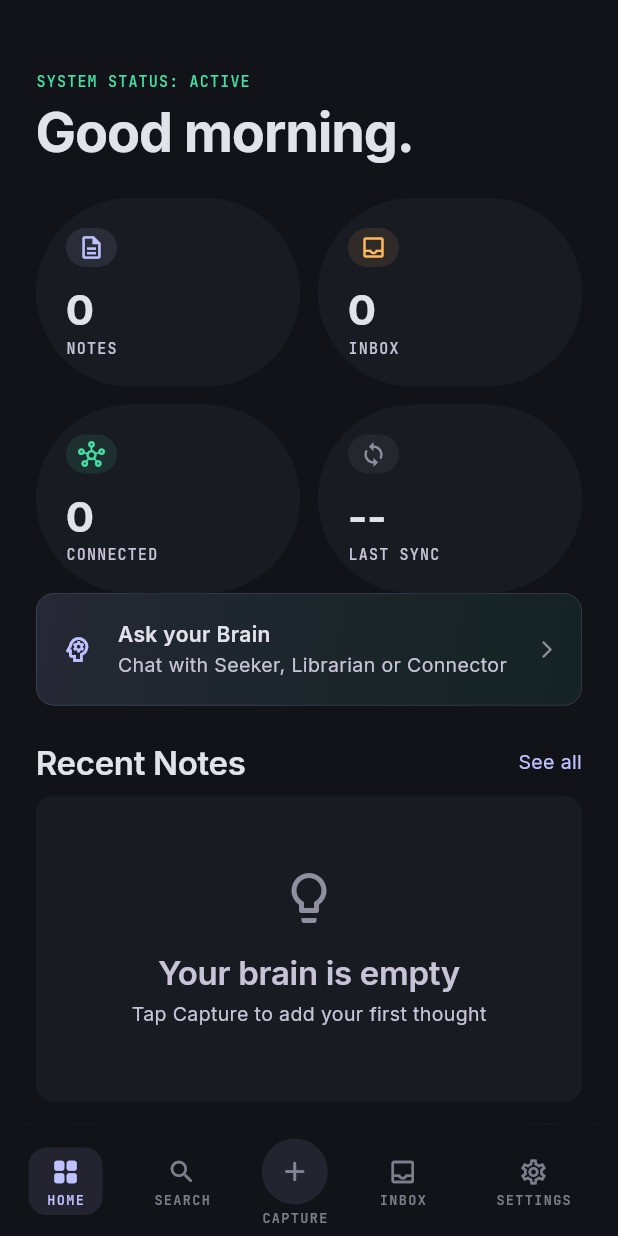
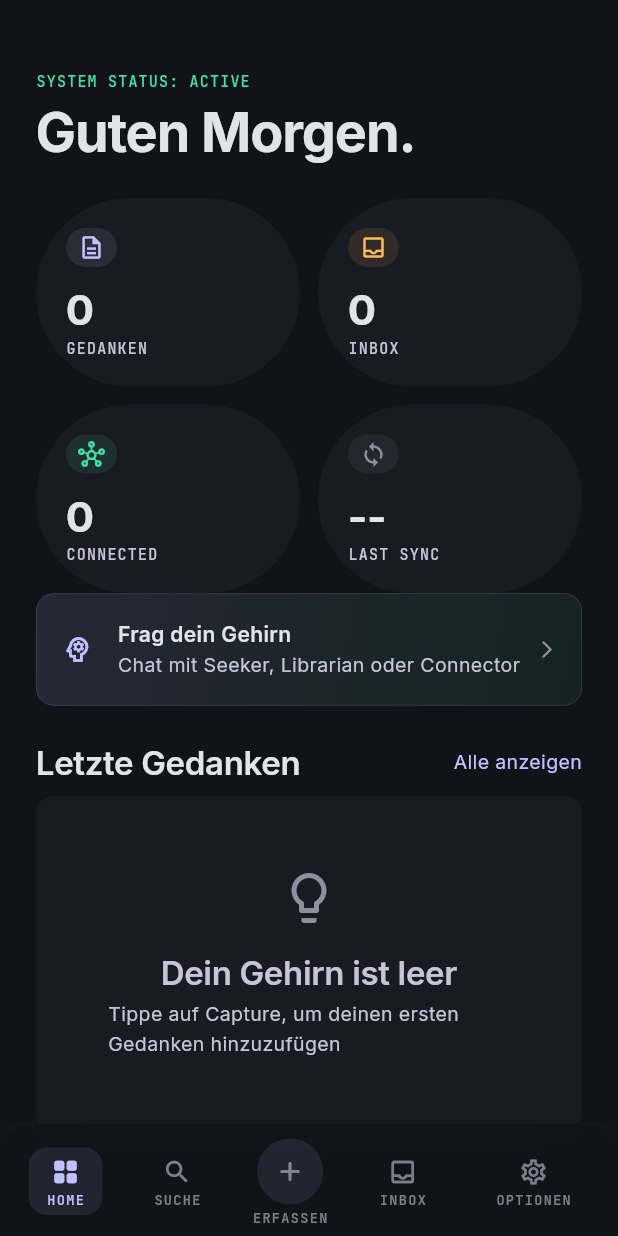
Before and after one commit to gihot/second-brain-app, a Flutter app: the screen it shows after launch, on a phone screen of 412 x 824 dp. Run offline on Flutter 3.47's test engine with Material 3 defaults, Android fonts, the phone set to English and light mode, and no system bars; our stand-ins replace flutter_secure_storage, google_fonts, hive, hive_flutter; missing offline and left inert: dart:html; accounts and stored records are empty; network calls fail.

Commit message:
feat(ui): QF-1 — alle UI-Strings auf Deutsch
"Notes" → "Gedanken" in Stat-Card, Wings, Recent-Liste.
Alle user-sichtbaren Texte in screens + widgets übersetzt.
Code-Identifier (Note, notes, VaultProvider) unverändert.

Co-Authored-By: Claude Sonnet 4.6 <noreply@anthropic.com>

```diff
--- a/lib/screens/agent_chat_screen.dart
+++ b/lib/screens/agent_chat_screen.dart
@@ -24,10 +24,10 @@ class _AgentChatScreenState extends State<AgentChatScreen> {
   static const _agents = ['seeker', 'librarian', 'connector'];
 
   static const _suggestions = [
-    'What did I capture about this week?',
-    'Find my notes on productivity',
-    'What are my active projects?',
-    'What have I learned recently?',
+    'Was habe ich diese Woche erfasst?',
+    'Finde meine Gedanken zur Produktivität',
+    'Was sind meine aktiven Projekte?',
+    'Was habe ich zuletzt gelernt?',
   ];
 
   @override
@@ -75,12 +75,12 @@ class _AgentChatScreenState extends State<AgentChatScreen> {
           icon: const Icon(Icons.arrow_back_rounded),
           onPressed: () => Navigator.pop(context),
         ),
-        title: Text('Ask your Brain', style: BrainTypography.titleMd),
+        title: Text('Frag dein Gehirn', style: BrainTypography.titleMd),
         actions: [
           if (chat.messages.isNotEmpty)
             IconButton(
               icon: const Icon(Icons.delete_sweep_outlined),
-              tooltip: 'Clear history',
+              tooltip: 'Verlauf löschen',
               onPressed: () => context.read<ChatProvider>().clearHistory(),
             ),
         ],
@@ -109,7 +109,7 @@ class _AgentChatScreenState extends State<AgentChatScreen> {
                         context.read<ChatProvider>().setHallScope,
                     itemBuilder: (_) => [
                       const PopupMenuItem(
-                          value: null, child: Text('All Halls')),
+                          value: null, child: Text('Alle Hallen')),
                       ...MemoryHall.values.map((h) => PopupMenuItem(
                             value: h,
                             child: Text(hallLabel(h)),
@@ -145,7 +145,7 @@ class _AgentChatScreenState extends State<AgentChatScreen> {
                           context.read<ChatProvider>().setWingScope,
                       itemBuilder: (_) => [
                         const PopupMenuItem(
-                            value: null, child: Text('All Wings')),
+                            value: null, child: Text('Alle Wings')),
                         ...wings.map((w) => PopupMenuItem(
                               value: w['wing'] as String,
                               child: Text(w['display'] as String),
@@ -310,7 +310,7 @@ class _EmptyState extends StatelessWidget {
             size: 48, color: BrainColors.outline),
         const SizedBox(height: BrainSpacing.md),
         Text(
-          'Ask anything about your notes',
+          'Frag mich alles über deine Gedanken',
           style: BrainTypography.headlineSm
               .copyWith(color: BrainColors.onSurfaceVariant),
           textAlign: TextAlign.center,
@@ -368,7 +368,7 @@ class _InputBar extends StatelessWidget {
           Expanded(
             child: BrainInput(
               controller: controller,
-              hint: 'Ask your brain...',
+              hint: 'Frag dein Gehirn...',
               maxLines: 4,
               textInputAction: TextInputAction.newline,
               onSubmitted: (_) => onSend(),
--- a/lib/screens/capture_screen.dart
+++ b/lib/screens/capture_screen.dart
@@ -42,7 +42,7 @@ class _CaptureScreenState extends State<CaptureScreen> {
       ScaffoldMessenger.of(context).showSnackBar(
         SnackBar(
           content: const Text(
-              'Voice requires Chrome or Edge. Type instead.'),
+              'Spracheingabe benötigt Chrome oder Edge.'),
           duration: const Duration(seconds: 3),
           backgroundColor: BrainColors.surfaceHigh,
         ),
@@ -108,14 +108,14 @@ class _CaptureScreenState extends State<CaptureScreen> {
               children: [
                 // System label
                 Text(
-                  'NEW CAPTURE',
+                  'NEUER GEDANKE',
                   style: BrainTypography.labelSm,
                 ),
                 const SizedBox(height: BrainSpacing.sm),
 
                 // Headline
                 Text(
-                  'What are you\nthinking?',
+                  'Was denkst\ndu gerade?',
                   style: BrainTypography.displayMd,
                 ),
                 const SizedBox(height: BrainSpacing.lg),
@@ -134,7 +134,7 @@ class _CaptureScreenState extends State<CaptureScreen> {
                     cursorColor: BrainColors.primary,
                     cursorWidth: 2,
                     decoration: InputDecoration(
-                      hintText: 'Capture your thought stream...',
+                      hintText: 'Dein Gedankenstrom...',
                       hintStyle: BrainTypography.bodyLg.copyWith(
                         color: BrainColors.outlineVariant
                             .withValues(alpha: 0.50),
@@ -205,12 +205,12 @@ class _CaptureScreenState extends State<CaptureScreen> {
                               const Icon(Icons.check_rounded,
                                   size: 18, color: Colors.white),
                               const SizedBox(width: 6),
-                              Text('Captured',
+                              Text('Erfasst',
                                   style: BrainTypography.button
                                       .copyWith(color: Colors.white)),
                             ] else ...[
                               Text(
-                                'Capture',
+                                'Erfassen',
                                 style: BrainTypography.button.copyWith(
                                   color: hasText
                                       ? Colors.white
--- a/lib/screens/dashboard_screen.dart
+++ b/lib/screens/dashboard_screen.dart
@@ -19,10 +19,10 @@ class DashboardScreen extends StatelessWidget {
 
   String get _greeting {
     final hour = DateTime.now().hour;
-    if (hour < 6) return 'Good night';
-    if (hour < 12) return 'Good morning';
-    if (hour < 18) return 'Good afternoon';
-    return 'Good evening';
+    if (hour < 6) return 'Gute Nacht';
+    if (hour < 12) return 'Guten Morgen';
+    if (hour < 18) return 'Guten Tag';
+    return 'Guten Abend';
   }
 
   @override
@@ -67,7 +67,7 @@ class DashboardScreen extends StatelessWidget {
             children: [
               BrainStatCard(
                 value: '${vault.status.totalNotes}',
-                label: 'Notes',
+                label: 'Gedanken',
                 icon: Icons.description_outlined,
                 accentColor: BrainColors.primary,
               ),
@@ -184,7 +184,7 @@ class DashboardScreen extends StatelessWidget {
                                     style: BrainTypography.bodyMd.copyWith(
                                         fontWeight: FontWeight.w600,
                                         color: BrainColors.onSurface)),
-                                Text('${w['count']} notes',
+                                Text('${w['count']} Gedanken',
                                     style: BrainTypography.labelSm),
                               ],
                             ),
@@ -234,11 +234,11 @@ class DashboardScreen extends StatelessWidget {
                       child: Column(
                         crossAxisAlignment: CrossAxisAlignment.start,
                         children: [
-                          Text('Ask your Brain',
+                          Text('Frag dein Gehirn',
                               style: BrainTypography.bodyMd.copyWith(
                                   fontWeight: FontWeight.w600,
                                   color: BrainColors.onSurface)),
-                          Text('Chat with Seeker, Librarian or Connector',
+                          Text('Chat mit Seeker, Librarian oder Connector',
                               style: BrainTypography.bodySm),
                         ],
                       ),
@@ -264,9 +264,9 @@ class DashboardScreen extends StatelessWidget {
             child: Row(
               mainAxisAlignment: MainAxisAlignment.spaceBetween,
               children: [
-                Text('Recent Notes', style: BrainTypography.headlineSm),
+                Text('Letzte Gedanken', style: BrainTypography.headlineSm),
                 Text(
-                  'See all',
+                  'Alle anzeigen',
                   style: BrainTypography.bodySm
                       .copyWith(color: BrainColors.primary),
                 ),
@@ -288,13 +288,13 @@ class DashboardScreen extends StatelessWidget {
                         size: 40, color: BrainColors.outline),
                     const SizedBox(height: BrainSpacing.md),
                     Text(
-                      'Your brain is empty',
+                      'Dein Gehirn ist leer',
                       style: BrainTypography.headlineSm
                           .copyWith(color: BrainColors.onSurfaceVariant),
                     ),
                     const SizedBox(height: BrainSpacing.xs),
                     Text(
-                      'Tap Capture to add your first thought',
+                      'Tippe auf Capture, um deinen ersten Gedanken hinzuzufügen',
                       style: BrainTypography.bodySm,
                     ),
                   ],
--- a/lib/screens/inbox_screen.dart
+++ b/lib/screens/inbox_screen.dart
@@ -40,7 +40,7 @@ class _InboxScreenState extends State<InboxScreen> {
       ScaffoldMessenger.of(context).showSnackBar(
         SnackBar(
           content: Text(
-            '$count note${count == 1 ? '' : 's'} sorted',
+            '$count Gedanke${count == 1 ? '' : 'n'} sortiert',
             style: BrainTypography.bodyMd
                 .copyWith(color: BrainColors.onSurface),
           ),
@@ -70,7 +70,7 @@ class _InboxScreenState extends State<InboxScreen> {
               children: [
                 Text('Inbox', style: BrainTypography.displayMd),
                 Text(
-                  '${inbox.length} note${inbox.length == 1 ? '' : 's'}',
+                  '${inbox.length} Gedanke${inbox.length == 1 ? '' : 'n'}',
                   style: BrainTypography.bodySm,
                 ),
               ],
@@ -85,7 +85,7 @@ class _InboxScreenState extends State<InboxScreen> {
               child: SizedBox(
                 width: double.infinity,
                 child: BrainButton(
-                  label: _triaging ? 'Sorting...' : 'Triage All — AI sorts everything',
+                  label: _triaging ? 'Sortiert...' : 'Alle sortieren — KI ordnet alles',
                   icon: Icons.auto_fix_high_rounded,
                   variant: BrainButtonVariant.secondary,
                   loading: _triaging,
@@ -131,12 +131,12 @@ class _EmptyInbox extends StatelessWidget {
           ),
           const SizedBox(height: BrainSpacing.md),
           Text(
-            'Inbox zero',
+            'Alles erledigt',
             style: BrainTypography.headlineSm
                 .copyWith(color: BrainColors.onSurfaceVariant),
           ),
           const SizedBox(height: BrainSpacing.xs),
-          Text('All notes have been processed',
+          Text('Alle Gedanken wurden verarbeitet',
               style: BrainTypography.bodySm),
         ],
       ),
@@ -158,13 +158,13 @@ class _InboxCard extends StatelessWidget {
       background: _SwipeBg(
         color: BrainColors.errorContainer,
         icon: Icons.archive_outlined,
-        label: 'Archive',
+        label: 'Archivieren',
         alignment: Alignment.centerLeft,
       ),
       secondaryBackground: _SwipeBg(
         color: BrainColors.primary.withValues(alpha: 0.20),
         icon: Icons.drive_file_move_outlined,
-        label: 'File',
+        label: 'Ablegen',
         alignment: Alignment.centerRight,
       ),
       onDismissed: (dir) {
@@ -222,7 +222,7 @@ class _InboxCard extends StatelessWidget {
                       overflow: TextOverflow.ellipsis),
                 ],
                 const SizedBox(height: BrainSpacing.sm),
-                Text('Captured ${note.relativeTime}',
+                Text('Erfasst ${note.relativeTime}',
                     style: BrainTypography.labelSm),
               ],
             ),
--- a/lib/screens/search_screen.dart
+++ b/lib/screens/search_screen.dart
@@ -54,7 +54,7 @@ class _SearchScreenState extends State<SearchScreen> {
             padding: BrainSpacing.paddingScreen,
             child: BrainInput(
               controller: _controller,
-              hint: 'Search your brain...',
+              hint: 'Suche in deinem Gehirn...',
               prefixIcon: Icons.search_rounded,
               onChanged: context.read<SearchProvider>().search,
               onSubmitted: (q) {
@@ -79,7 +79,7 @@ class _SearchScreenState extends State<SearchScreen> {
                       PopupMenuItem(
                           value: null,
                           onTap: () => ctx.read<SearchProvider>().setHallFilter(null),
-                          child: const Text('All Halls')),
+                          child: const Text('Alle Hallen')),
                       ...MemoryHall.values.map((h) => PopupMenuItem(
                             value: h,
                             child: Text(hallLabel(h)),
@@ -127,7 +127,7 @@ class _SearchScreenState extends State<SearchScreen> {
                           context.read<SearchProvider>().setWingFilter,
                       itemBuilder: (_) => [
                         const PopupMenuItem(
-                            value: null, child: Text('All Wings')),
+                            value: null, child: Text('Alle Wings')),
                         ...wings.map((w) => PopupMenuItem(
                               value: w['wing'] as String,
                               child: Text(w['display'] as String),
@@ -213,7 +213,7 @@ class _RecentSearches extends StatelessWidget {
                 size: 48, color: BrainColors.outline),
             const SizedBox(height: BrainSpacing.md),
             Text(
-              'Search across all your notes',
+              'Suche in allen deinen Gedanken',
               style: BrainTypography.bodyMd
                   .copyWith(color: BrainColors.onSurfaceVariant),
             ),
@@ -266,7 +266,7 @@ class _ResultsList extends StatelessWidget {
     if (results.isEmpty) {
       return Center(
         child: Text(
-          'No notes found for "$query"',
+          'Keine Gedanken gefunden für "$query"',
           style: BrainTypography.bodyMd.copyWith(color: BrainColors.onSurfaceVariant),
         ),
       );
--- a/lib/screens/wing_screen.dart
+++ b/lib/screens/wing_screen.dart
@@ -49,7 +49,7 @@ class WingScreen extends StatelessWidget {
       body: notes.isEmpty
           ? Center(
               child: Text(
-                'No notes in this Wing yet',
+                'Noch keine Gedanken in diesem Wing',
                 style: BrainTypography.bodyMd
                     .copyWith(color: BrainColors.onSurfaceVariant),
               ),
--- a/lib/widgets/brain_bottom_nav.dart
+++ b/lib/widgets/brain_bottom_nav.dart
@@ -50,7 +50,7 @@ class BrainBottomNav extends StatelessWidget {
                   ),
                   _NavItem(
                     icon: Icons.search_rounded,
-                    label: 'SEARCH',
+                    label: 'SUCHE',
                     isActive: currentIndex == 1,
                     onTap: () => onTap(1),
                   ),
@@ -67,7 +67,7 @@ class BrainBottomNav extends StatelessWidget {
                   ),
                   _NavItem(
                     icon: Icons.settings_outlined,
-                    label: 'SETTINGS',
+                    label: 'OPTIONEN',
                     isActive: currentIndex == 4,
                     onTap: () => onTap(4),
                   ),
@@ -238,7 +238,7 @@ class _CaptureNavItemState extends State<_CaptureNavItem> {
               ),
               const SizedBox(height: 4),
               Text(
-                'CAPTURE',
+                'ERFASSEN',
                 style: BrainTypography.navLabel.copyWith(
                   color: widget.isActive
                       ? BrainColors.primary
```
Also changed, not shown: lib/screens/note_detail_screen.dart (+16 -16 lines), lib/screens/settings_screen.dart (+15 -15 lines).
